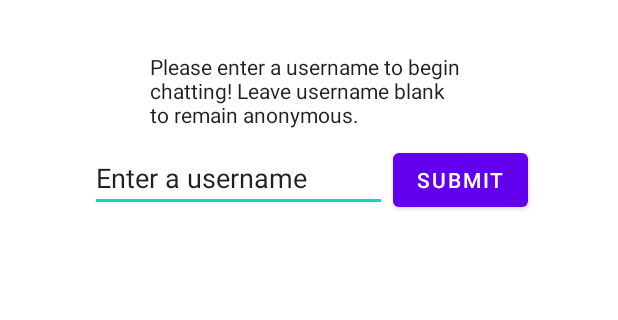
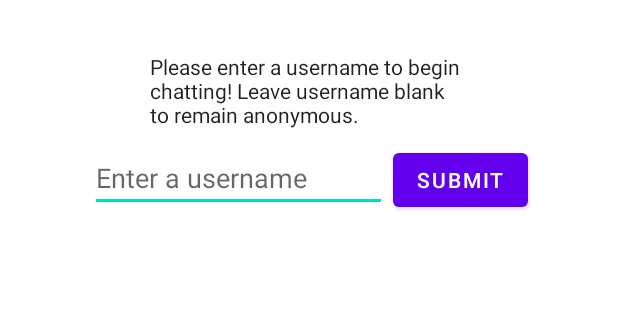
Before and after one commit to Hunter-Chambers/MindtheGapChat, an Android app: the screen it shows after launch (MainActivity), on a phone screen of 412 x 824 dp, the part 301-621 px from its top. Run offline under Robolectric (Android 15) with nearby library versions, the phone set to English and light mode, and no system bars.

Commit message:
Username arguments, minor name changes
Title

```diff
--- a/app/src/main/java/com/example/mindthegapchat/ChatMessagesActivity.java
+++ b/app/src/main/java/com/example/mindthegapchat/ChatMessagesActivity.java
@@ -42,7 +42,7 @@ public class ChatMessagesActivity extends AppCompatActivity {
         username = intent.getStringExtra("USERNAME");
         Log.i("HERE", username);
 
-        ConnectionToServerThread connectionToThread = new ConnectionToServerThread(message_array);
+        ConnectionToServerThread connectionToThread = new ConnectionToServerThread(message_array, username);
         connectionToThread.start();
 
         ConnectionFromServerThread connectionFromThread = new ConnectionFromServerThread(ChatMessagesActivity.this, server_messages, scrollview);
--- a/app/src/main/java/com/example/mindthegapchat/ConnectionFromServerThread.java
+++ b/app/src/main/java/com/example/mindthegapchat/ConnectionFromServerThread.java
@@ -2,6 +2,7 @@ package com.example.mindthegapchat;
 
 import android.app.Activity;
 import android.graphics.Color;
+import android.util.Log;
 import android.view.Gravity;
 import android.view.View;
 import android.view.ViewGroup;
@@ -30,14 +31,17 @@ public class ConnectionFromServerThread extends Thread implements Runnable {
         Socket socket;
         try {
             socket = new Socket("10.0.6.1", 8081);
-            BufferedReader input = new BufferedReader(new InputStreamReader(socket.getInputStream()));
+            BufferedReader input;
 
             PrintWriter output = new PrintWriter(socket.getOutputStream());
             output.write("<RECEIVING>");
             output.flush();
 
             while (isAlive()) {
+                Log.i("HERE", "HERE");
+                input = new BufferedReader(new InputStreamReader(socket.getInputStream()));
                 String message = input.readLine();
+                //Log.i("HERE", "HERE");
                 if (message != null) {
                     activity.runOnUiThread(() -> {
                         TextView msg = new TextView(activity);
--- a/app/src/main/java/com/example/mindthegapchat/ConnectionToServerThread.java
+++ b/app/src/main/java/com/example/mindthegapchat/ConnectionToServerThread.java
@@ -6,9 +6,11 @@ import java.net.Socket;
 
 public class ConnectionToServerThread extends Thread implements Runnable {
     String[] msg;
+    String username;
 
-    public ConnectionToServerThread(String[] m) {
+    public ConnectionToServerThread(String[] m, String s) {
         msg = m;
+        username = s;
     }
 
     public void run() {
@@ -16,7 +18,7 @@ public class ConnectionToServerThread extends Thread implements Runnable {
         try {
             socket = new Socket("10.0.6.1", 8081);
             PrintWriter output = new PrintWriter(socket.getOutputStream());
-            output.write("<SENDING>");
+            output.write("<SENDING>" + username);
             output.flush();
 
             while (isAlive()) {
--- a/app/src/main/res/layout/activity_main.xml
+++ b/app/src/main/res/layout/activity_main.xml
@@ -28,7 +28,7 @@
         android:layout_marginBottom="492dp"
         android:ems="10"
         android:inputType="textPersonName"
-        android:text="@string/username_entry"
+        android:hint="@string/username_entry"
         app:layout_constraintBottom_toBottomOf="parent"
         app:layout_constraintEnd_toStartOf="@+id/submitButton"
         app:layout_constraintHorizontal_bias="0.5"
```
